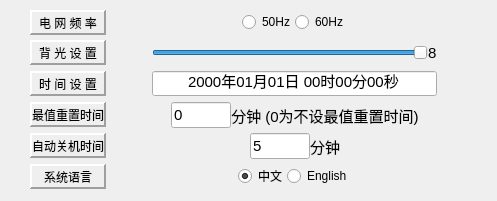
rpdhunter/swbox, file Gui/MainMenu/Menu6/Option/optionui.ui: the form before one commit.
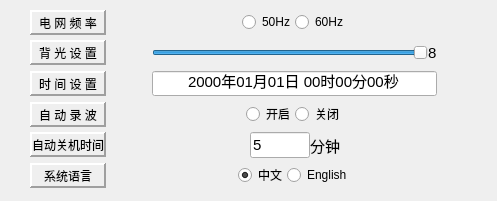
The form after the commit.

Patch:
```diff
--- a/Gui/MainMenu/Menu6/Option/optionui.ui
+++ b/Gui/MainMenu/Menu6/Option/optionui.ui
@@ -338,7 +338,7 @@
       <number>2</number>
      </property>
      <property name="text">
-      <string>最值重置时间</string>
+      <string>自 动 录 波</string>
      </property>
      <property name="alignment">
       <set>Qt::AlignCenter</set>
@@ -364,41 +364,19 @@
       </spacer>
      </item>
      <item>
-      <widget class="QLineEdit" name="lineEdit_TimeReset">
-       <property name="sizePolicy">
-        <sizepolicy hsizetype="Fixed" vsizetype="Fixed">
-         <horstretch>0</horstretch>
-         <verstretch>0</verstretch>
-        </sizepolicy>
-       </property>
-       <property name="maximumSize">
-        <size>
-         <width>60</width>
-         <height>16777215</height>
-        </size>
-       </property>
-       <property name="font">
-        <font>
-         <pointsize>11</pointsize>
-        </font>
-       </property>
+      <widget class="QRadioButton" name="rbt_rec_open">
        <property name="text">
-        <string>0</string>
+        <string>开启</string>
        </property>
       </widget>
      </item>
      <item>
-      <widget class="QLabel" name="lab_min">
-       <property name="font">
-        <font>
-         <pointsize>11</pointsize>
-        </font>
-       </property>
+      <widget class="QRadioButton" name="rbt_rec_close">
        <property name="text">
-        <string>分钟 (0为不设最值重置时间)</string>
+        <string>关闭</string>
        </property>
-       <property name="alignment">
-        <set>Qt::AlignCenter</set>
+       <property name="checked">
+        <bool>true</bool>
        </property>
       </widget>
      </item>
```
Left out of the diff: 16 changed lines with no effect on the pictures.
